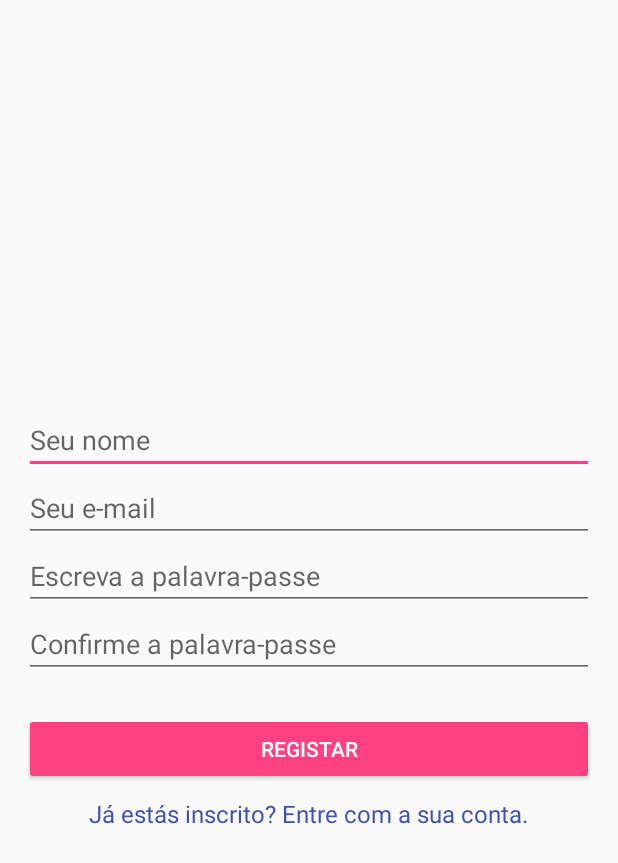
After one commit to hkakutalua/Lucerna, an Android app: the RegistrationActivity screen opened directly, with no data from a screen before it, on a phone screen of 412 x 824 dp. The commit adds this screen. Shown: the top 863 px of the screen. Run offline under Robolectric (Android 15) with nearby library versions, the phone set to English and light mode, and no system bars; our stand-ins replace Firebase (no records; nobody signed in at launch, a user with empty details on screens opened directly); network calls fail.

Commit message:
Added registration ui/functionality

```diff
--- a/app/build.gradle
+++ b/app/build.gradle
@@ -45,4 +45,5 @@ dependencies {
 }
 
 
+
 apply plugin: 'com.google.gms.google-services'
--- a/app/src/main/java/com/bitpapr/lucerna/activities/LoginActivity.java
+++ b/app/src/main/java/com/bitpapr/lucerna/activities/LoginActivity.java
@@ -49,8 +49,14 @@ public class LoginActivity extends AppCompatActivity
         mLoginFailureTextView = findViewById(R.id.text_login_failure);
         mNetworkFailureTextView = findViewById(R.id.text_network_failure);
         Button loginButton = findViewById(R.id.button_login);
+        TextView registrationLinkTextView = findViewById(R.id.text_registration_link);
 
         loginButton.setOnClickListener((View v) -> loginUser());
+
+        registrationLinkTextView.setOnClickListener((View v) -> {
+            startActivity(new Intent(this, RegistrationActivity.class));
+            finish();
+        });
 
         mFirebaseAuth = FirebaseAuth.getInstance();
         mLoginProgressDialog = new ProgressDialog(this);
--- /dev/null
+++ b/app/src/main/res/layout/activity_registration.xml
@@ -0,0 +1,65 @@
+<?xml version="1.0" encoding="utf-8"?>
+<LinearLayout
+    xmlns:android="http://schemas.android.com/apk/res/android"
+    xmlns:app="http://schemas.android.com/apk/res-auto"
+    xmlns:tools="http://schemas.android.com/tools"
+    android:layout_width="match_parent"
+    android:layout_height="match_parent"
+    tools:context="com.bitpapr.lucerna.activities.RegistrationActivity"
+    android:orientation="vertical"
+    android:padding="16dp"
+    android:gravity="center">
+
+    <EditText
+        android:id="@+id/edit_name"
+        android:layout_width="match_parent"
+        android:layout_height="wrap_content"
+        android:hint="@string/name_hint" />
+
+    <EditText
+        android:id="@+id/edit_email"
+        android:layout_width="match_parent"
+        android:layout_height="wrap_content"
+        android:hint="@string/registration_email_hint"
+        android:inputType="textEmailAddress" />
+
+    <EditText
+        android:id="@+id/edit_password"
+        android:layout_width="match_parent"
+        android:layout_height="wrap_content"
+        android:hint="@string/registration_password_hint"
+        android:inputType="textPassword" />
+
+    <EditText
+        android:id="@+id/edit_password_confirmation"
+        android:layout_width="match_parent"
+        android:layout_height="wrap_content"
+        android:hint="@string/registration_password_confirmation_hint"
+        android:inputType="textPassword" />
+
+    <TextView
+        android:id="@+id/text_registration_error"
+        android:layout_width="wrap_content"
+        android:layout_height="wrap_content"
+        android:textColor="@android:color/holo_red_light"
+        android:visibility="invisible" />
+
+    <Button
+        android:id="@+id/button_register"
+        android:layout_width="match_parent"
+        android:layout_height="wrap_content"
+        android:layout_marginTop="4dp"
+        android:text="@string/register_text"
+        android:backgroundTint="@color/colorAccent"
+        android:textColor="@android:color/white"/>
+
+    <TextView
+        android:id="@+id/text_login_link"
+        android:layout_width="wrap_content"
+        android:layout_height="wrap_content"
+        android:layout_marginTop="8dp"
+        android:text="@string/login_link_text"
+        android:textSize="16sp"
+        android:textColor="@color/colorPrimary"/>
+
+</LinearLayout>
--- a/app/src/main/res/values/strings.xml
+++ b/app/src/main/res/values/strings.xml
@@ -39,5 +39,17 @@
     <string name="login_failure_message">O email ou palavra-passe estão incorretos</string>
     <string name="network_failure_message">Não há conexão à rede</string>
     <string name="login_wait_text">Autenticando usuário...</string>
+    <string name="registration_link_text">Não tens conta? Inscreva-se.</string>
+    <string name="registration_email_hint">Seu e-mail</string>
+    <string name="registration_password_hint">Escreva a palavra-passe</string>
+    <string name="registration_password_confirmation_hint">Confirme a palavra-passe</string>
+    <string name="name_hint">Seu nome</string>
+    <string name="last_name_hint">Sobrenome</string>
+    <string name="register_text">Registar</string>
+    <string name="login_link_text">Já estás inscrito? Entre com a sua conta.</string>
+    <string name="empty_name_field_error">Escreva o seu nome</string>
+    <string name="passwords_not_matched_error">Esta palavra-passe não coincide com a anterior</string>
+    <string name="email_already_in_use_error">O email que especificou já está em uso.</string>
+    <string name="registration_wait_text">Efetuando registo...</string>
 
 </resources>
```
Also changed, not shown: app/src/main/AndroidManifest.xml (+9 -3 lines), app/src/main/java/com/bitpapr/lucerna/activities/RegistrationActivity.java (added, +188 -0 lines), app/src/main/res/layout/activity_login.xml (+16 -0 lines).
